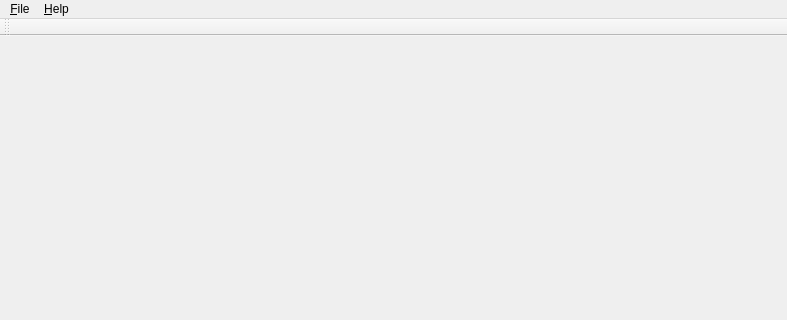
Before: the Qt Designer form mycash.ui in sergey196510/mycash, drawn with Qt 5; both pictures show x 0 to 787 and y 0 to 320 of the 787 by 539 pixel window.
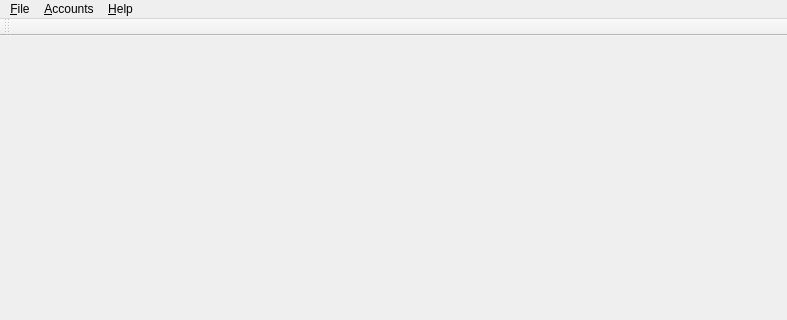
After: the same form once the commit is applied.

What changed in the file:
```diff
--- a/mycash.ui
+++ b/mycash.ui
@@ -20,7 +20,7 @@
      <x>0</x>
      <y>0</y>
      <width>787</width>
-     <height>22</height>
+     <height>20</height>
     </rect>
    </property>
    <widget class="QMenu" name="menu_File">
@@ -42,7 +42,15 @@
     <addaction name="actionAbout_program"/>
     <addaction name="actionAbout_QT"/>
    </widget>
+   <widget class="QMenu" name="menu_Accounts">
+    <property name="title">
+     <string>&amp;Accounts</string>
+    </property>
+    <addaction name="action_ListAccounts"/>
+    <addaction name="action_NewAccounts"/>
+   </widget>
    <addaction name="menu_File"/>
+   <addaction name="menu_Accounts"/>
    <addaction name="menu_Help"/>
   </widget>
   <widget class="QToolBar" name="mainToolBar">
```
Left out of the diff: 14 changed lines with no effect on the pictures.
